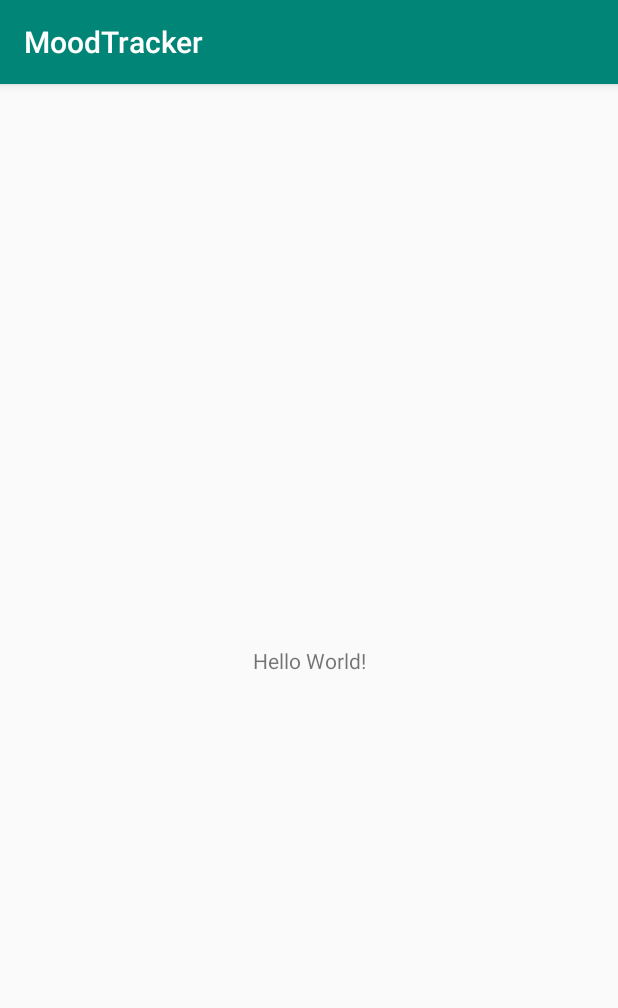
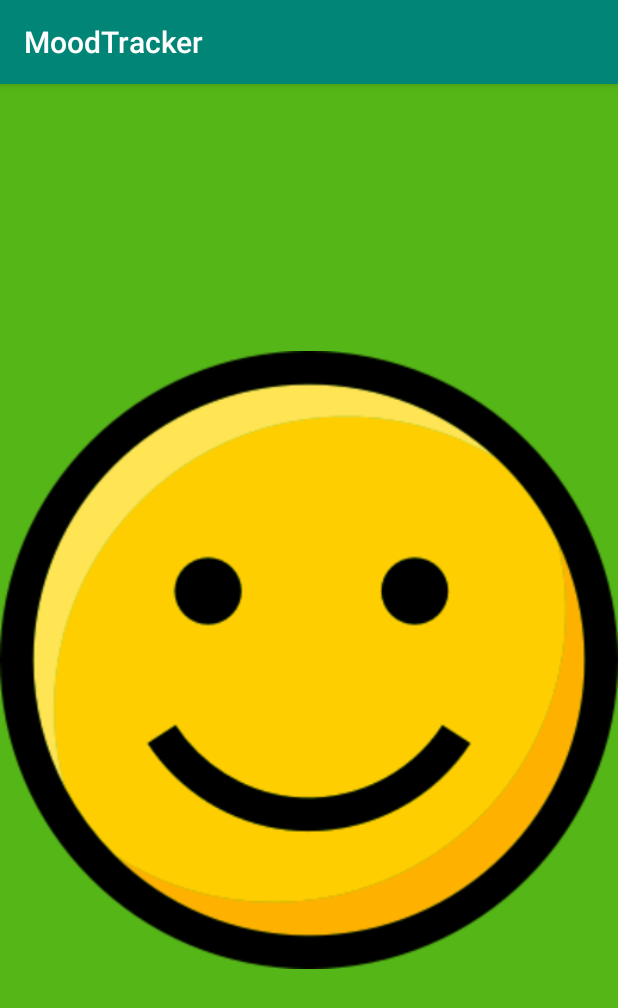
Before and after one commit to AxelESSONO/MoodTracker, an Android app: the screen it shows after launch (MainActivity), on a phone screen of 412 x 824 dp. Shown: the top 1008 px of the screen. Run offline under Robolectric (Android 15) with nearby library versions, the phone set to English and light mode, and no system bars.

Commit message:
The home screen of the MoodTracker app

```diff
--- a/app/src/main/res/layout/activity_main.xml
+++ b/app/src/main/res/layout/activity_main.xml
@@ -1,19 +1,19 @@
 <?xml version="1.0" encoding="utf-8"?>
-<androidx.constraintlayout.widget.ConstraintLayout
+<LinearLayout
+
     xmlns:android="http://schemas.android.com/apk/res/android"
-    xmlns:app="http://schemas.android.com/apk/res-auto"
     xmlns:tools="http://schemas.android.com/tools"
     android:layout_width="match_parent"
     android:layout_height="match_parent"
     tools:context=".controller.MainActivity">
 
-    <TextView
-        android:layout_width="wrap_content"
-        android:layout_height="wrap_content"
-        android:text="Hello World!"
-        app:layout_constraintBottom_toBottomOf="parent"
-        app:layout_constraintLeft_toLeftOf="parent"
-        app:layout_constraintRight_toRightOf="parent"
-        app:layout_constraintTop_toTopOf="parent" />
+    <ImageView
+        android:id="@+id/happySmiley"
+        android:src="@drawable/smiley_happy"
+        android:layout_width="match_parent"
+        android:layout_height="match_parent"
+        android:layout_gravity="center"
+        android:background="@color/colorGreen"
+        android:clickable="true"/>
 
-</androidx.constraintlayout.widget.ConstraintLayout>
+</LinearLayout>
--- a/app/src/main/res/values/colors.xml
+++ b/app/src/main/res/values/colors.xml
@@ -3,4 +3,5 @@
     <color name="colorPrimary">#008577</color>
     <color name="colorPrimaryDark">#00574B</color>
     <color name="colorAccent">#D81B60</color>
+    <color name="colorGreen">#55B617</color>
 </resources>
```
